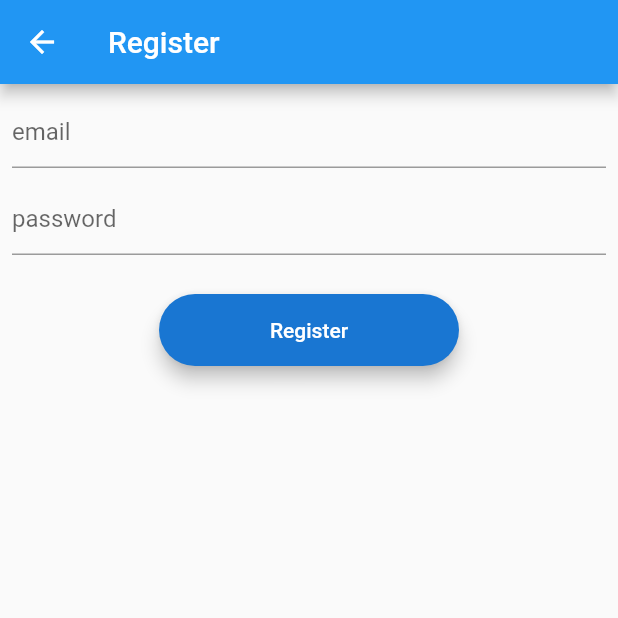
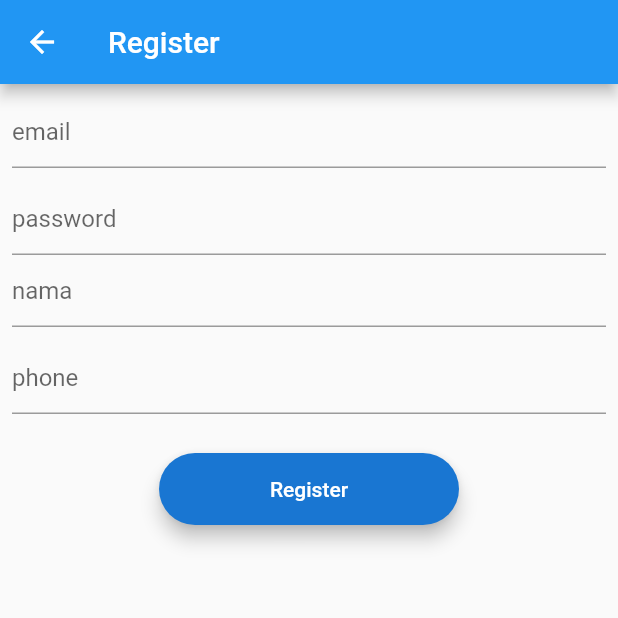
Before and after one commit to isoneday/flutterint, a Flutter app: the screen it shows after launch, after a tap on "Register Email Pass", on a phone screen of 412 x 824 dp, the top half of it. Run offline on Flutter 3.47's test engine with Material 2 defaults, Android fonts, the phone set to English and light mode, and no system bars; our stand-ins replace cloud_firestore, firebase_auth, firebase_core, firebase_messaging, flutter_signin_button, google_sign_in and 2 more; accounts and stored records are empty; network calls fail.

Commit message:
login register mysql

```diff
--- a/lib/screen/auth_screen.dart
+++ b/lib/screen/auth_screen.dart
@@ -2,6 +2,7 @@ import 'package:firebase_auth/firebase_auth.dart';
 import 'package:flutter/material.dart';
 import 'package:flutter_intermediate/helper/rounded_button.dart';
 import 'package:flutter_intermediate/screen/loginemailpass_screen.dart';
+import 'package:flutter_intermediate/screen/loginmysql_screen.dart';
 import 'package:flutter_intermediate/screen/loginphone_screen.dart';
 import 'package:flutter_intermediate/screen/registeremailpass_screen.dart';
 import 'package:flutter_intermediate/screen/registermysql_screen.dart';
@@ -51,7 +52,7 @@ class AuthScreen extends StatelessWidget {
               color: Colors.blue[700],
               text: "Login by MySql",
               callback: () {
-                Navigator.pushNamed(context, LoginEmailPassScreen.id);
+                Navigator.pushNamed(context, LoginMysqlScreen.id);
               },
             ),
             SizedBox(
@@ -68,7 +69,7 @@ class AuthScreen extends StatelessWidget {
               color: Colors.blue[700],
               text: "Register Email Pass",
               callback: () {
-                Navigator.pushNamed(context, RegisterEmailPassScreen.id);
+                Navigator.pushNamed(context, RegisterMysqlSCreen.id);
               },
             ),
             RoundedButton(
--- a/lib/screen/registermysql_screen.dart
+++ b/lib/screen/registermysql_screen.dart
@@ -1,4 +1,8 @@
 import 'package:flutter/material.dart';
+import 'package:flutter_intermediate/helper/rounded_button.dart';
+import 'package:flutter_intermediate/network/network_api.dart';
+import 'package:flutter_intermediate/screen/loginmysql_screen.dart';
+import 'package:toast/toast.dart';
 
 class RegisterMysqlSCreen extends StatefulWidget {
   static String id = "registermysql";
@@ -9,8 +13,100 @@ class RegisterMysqlSCreen extends StatefulWidget {
 }
 
 class _RegisterMysqlSCreenState extends State<RegisterMysqlSCreen> {
+  String? email, password, nama, phone;
+  bool? loading;
+  Network network = Network();
+
   @override
   Widget build(BuildContext context) {
-    return Container();
+    return Scaffold(
+      appBar: AppBar(
+        title: Text("Register"),
+      ),
+      body: SingleChildScrollView(
+        child: Padding(
+          padding: const EdgeInsets.all(8.0),
+          child: Column(
+            children: [
+              TextField(
+                keyboardType: TextInputType.emailAddress,
+                onChanged: (value) {
+                  email = value;
+                },
+                decoration: InputDecoration(hintText: "email"),
+              ),
+              SizedBox(
+                height: 10,
+              ),
+              TextField(
+                keyboardType: TextInputType.number,
+                obscureText: true,
+                decoration: InputDecoration(hintText: "password"),
+                onChanged: (value) {
+                  password = value;
+                },
+              ),
+              TextField(
+                keyboardType: TextInputType.text,
+                onChanged: (value) {
+                  nama = value;
+                },
+                decoration: InputDecoration(hintText: "nama"),
+              ),
+              SizedBox(
+                height: 10,
+              ),
+              TextField(
+                keyboardType: TextInputType.phone,
+                obscureText: true,
+                decoration: InputDecoration(hintText: "phone"),
+                onChanged: (value) {
+                  phone = value;
+                },
+              ),
+              SizedBox(
+                height: 10,
+              ),
+              RoundedButton(
+                text: "Register",
+                color: Colors.blue[700],
+                callback: () {
+                  prosesRegister();
+                },
+              ),
+              loading == true
+                  ? Center(
+                      child: CircularProgressIndicator(),
+                    )
+                  : Container()
+            ],
+          ),
+        ),
+      ),
+    );
+  }
+
+  Future<void> prosesRegister() async {
+    loading = true;
+    network.registerUser(email, password, nama, phone).then((response) {
+      if (response?.result == "true") {
+        Toast.show(response?.msg, context);
+        Navigator.popAndPushNamed(context, LoginMysqlScreen.id);
+        setState(() {
+          loading = false;
+        });
+      } else {
+        Navigator.of(context, rootNavigator: true).pop('dialog');
+        setState(() {
+          loading = false;
+        });
+        ScaffoldMessenger.of(context).showSnackBar(
+          SnackBar(
+            content: Text("Gagal Register: ${response?.msg}"),
+            duration: Duration(seconds: 2),
+          ),
+        );
+      }
+    });
   }
 }
```
Also changed, not shown: lib/network/network_api.dart (+20 -0 lines), 1 other file.
